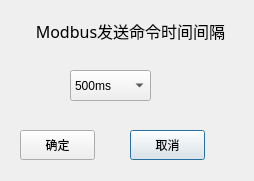
Qt form IDC_TestSystem/SI-PDU/toolbox/sisetmodbustimedlg.ui (ChinaClever/IDC_TestSystem) before a commit.
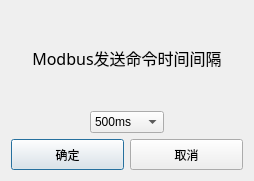
The same form after that commit.

Diff of the .ui file:
```diff
--- a/IDC_TestSystem/SI-PDU/toolbox/sisetmodbustimedlg.ui
+++ b/IDC_TestSystem/SI-PDU/toolbox/sisetmodbustimedlg.ui
@@ -13,79 +13,103 @@
   <property name="windowTitle">
    <string>时间间隔</string>
   </property>
-  <widget class="QComboBox" name="comboBox">
-   <property name="geometry">
-    <rect>
-     <x>70</x>
-     <y>70</y>
-     <width>81</width>
-     <height>31</height>
-    </rect>
-   </property>
+  <layout class="QVBoxLayout" name="verticalLayout">
    <item>
-    <property name="text">
-     <string>500ms</string>
-    </property>
+    <widget class="QLabel" name="label">
+     <property name="font">
+      <font>
+       <family>微软雅黑</family>
+       <pointsize>12</pointsize>
+      </font>
+     </property>
+     <property name="text">
+      <string>Modbus发送命令时间间隔</string>
+     </property>
+     <property name="alignment">
+      <set>Qt::AlignCenter</set>
+     </property>
+    </widget>
    </item>
    <item>
-    <property name="text">
-     <string>1000ms</string>
-    </property>
+    <layout class="QHBoxLayout" name="horizontalLayout_2">
+     <item>
+      <spacer name="horizontalSpacer">
+       <property name="orientation">
+        <enum>Qt::Horizontal</enum>
+       </property>
+       <property name="sizeHint" stdset="0">
+        <size>
+         <width>40</width>
+         <height>20</height>
+        </size>
+       </property>
+      </spacer>
+     </item>
+     <item>
+      <widget class="QComboBox" name="comboBox">
+       <item>
+        <property name="text">
+         <string>500ms</string>
+        </property>
+       </item>
+       <item>
+        <property name="text">
+         <string>1000ms</string>
+        </property>
+       </item>
+       <item>
+        <property name="text">
+         <string>1500ms</string>
+        </property>
+       </item>
+      </widget>
+     </item>
+     <item>
+      <spacer name="horizontalSpacer_2">
+       <property name="orientation">
+        <enum>Qt::Horizontal</enum>
+       </property>
+       <property name="sizeHint" stdset="0">
+        <size>
+         <width>40</width>
+         <height>20</height>
+        </size>
+       </property>
+      </spacer>
+     </item>
+    </layout>
    </item>
    <item>
-    <property name="text">
-     <string>1500ms</string>
-    </property>
+    <layout class="QHBoxLayout" name="horizontalLayout">
+     <item>
+      <widget class="QPushButton" name="okBtn">
+       <property name="minimumSize">
+        <size>
+         <width>0</width>
+         <height>31</height>
+        </size>
+       </property>
+       <property name="text">
+        <string>确定</string>
+       </property>
+      </widget>
+     </item>
+     <item>
+      <widget class="QPushButton" name="cancelBtn">
+       <property name="minimumSize">
+        <size>
+         <width>0</width>
+         <height>31</height>
+        </size>
+       </property>
+       <property name="text">
+        <string>取消</string>
+       </property>
+      </widget>
+     </item>
+    </layout>
    </item>
-  </widget>
-  <widget class="QPushButton" name="cancelBtn">
-   <property name="geometry">
-    <rect>
-     <x>130</x>
-     <y>130</y>
-     <width>75</width>
-     <height>30</height>
-    </rect>
-   </property>
-   <property name="text">
-    <string>取消</string>
-   </property>
-  </widget>
-  <widget class="QPushButton" name="okBtn">
-   <property name="geometry">
-    <rect>
-     <x>20</x>
-     <y>130</y>
-     <width>75</width>
-     <height>30</height>
-    </rect>
-   </property>
-   <property name="text">
-    <string>确定</string>
-   </property>
-  </widget>
-  <widget class="QLabel" name="label">
-   <property name="geometry">
-    <rect>
-     <x>20</x>
-     <y>10</y>
-     <width>221</width>
-     <height>41</height>
-    </rect>
-   </property>
-   <property name="font">
-    <font>
-     <family>微软雅黑</family>
-     <pointsize>12</pointsize>
-    </font>
-   </property>
-   <property name="text">
-    <string>Modbus发送命令时间间隔</string>
-   </property>
-   <property name="alignment">
-    <set>Qt::AlignCenter</set>
-   </property>
-  </widget>
+  </layout>
  </widget>
  <resources/>
  <connections/>
```
